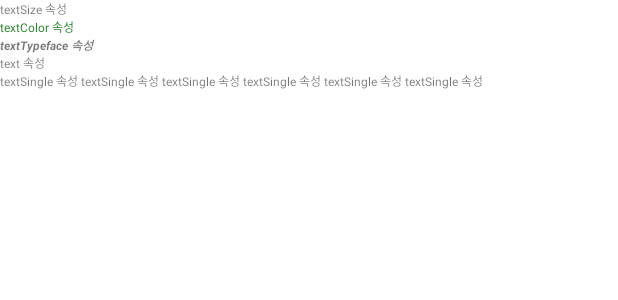
After one commit to dinmoy/ViewProperies, an Android app: the layout text_test.xml on its own in the app's theme, with its tools: preview values and no code run, on a phone screen of 412 x 824 dp. The commit adds this screen. Shown: the top 300 px of the screen. Run offline under Robolectric (Android 15) with nearby library versions, the phone set to English and light mode, and no system bars.

Commit message:
TextView 속성

```diff
--- /dev/null
+++ b/app/src/main/res/layout/text_test.xml
@@ -0,0 +1,44 @@
+<?xml version="1.0" encoding="utf-8"?>
+<LinearLayout xmlns:android="http://schemas.android.com/apk/res/android"
+    android:layout_width="match_parent"
+    android:layout_height="match_parent"
+    android:orientation="vertical"
+    >
+    <TextView
+        android:layout_width="match_parent"
+        android:layout_height="wrap_content"
+        android:textSize="@dimen/text_large"
+        android:text="@string/text_1"
+        />
+    <TextView
+        android:layout_width="match_parent"
+        android:layout_height="wrap_content"
+        android:textSize="@dimen/text_large"
+        android:text="@string/text_2"
+        android:textColor="@color/text_color"
+        />
+    <TextView
+        android:layout_width="match_parent"
+        android:layout_height="wrap_content"
+        android:textSize="@dimen/text_large"
+        android:text="@string/text_3"
+        android:textStyle="bold|italic"
+        />
+    <TextView
+        android:layout_width="match_parent"
+        android:layout_height="wrap_content"
+        android:textSize="@dimen/text_large"
+        android:text="@string/text_4"
+        android:typeface="sans"
+        />
+    <TextView
+        android:layout_width="match_parent"
+        android:layout_height="wrap_content"
+        android:textSize="@dimen/text_large"
+        android:text="@string/text_5"
+        android:singleLine="true"
+        />
+
+
+
+</LinearLayout>
--- a/app/src/main/res/values/colors.xml
+++ b/app/src/main/res/values/colors.xml
@@ -7,4 +7,5 @@
     <color name="teal_700">#FF018786</color>
     <color name="black">#FF000000</color>
     <color name="white">#FFFFFFFF</color>
+    <color name="text_color">#297E2C</color>
 </resources>
--- a/app/src/main/res/values/strings.xml
+++ b/app/src/main/res/values/strings.xml
@@ -5,5 +5,13 @@
     <string name="btn_3">버튼 3</string>
     <string name="btn_4">버튼 4</string>
     <string name="btn_5">버튼 5</string>
+    <string name="btn_2_1">버튼 2-1</string>
+    <string name="btn_2_2">버튼 2-2</string>
+    <string name="text_1">textSize 속성</string>
+    <string name="text_2">textColor 속성</string>
+    <string name="text_3">textTypeface 속성</string>
+    <string name="text_4">text 속성</string>
+    <string name="text_5">textSingle 속성 textSingle 속성 textSingle 속성 textSingle 속성 textSingle 속성 textSingle 속성</string>
+
 
 </resources>
```
